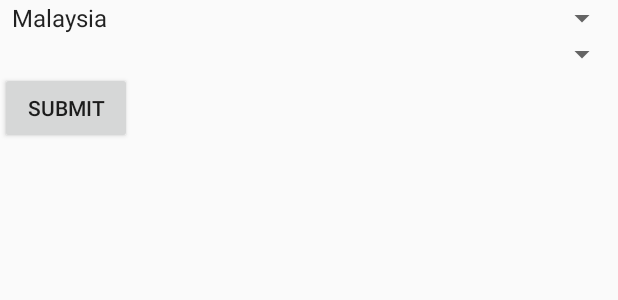
After one commit to iarlenaquiles/EstudoAndroid, an Android app: the layout activity_spinner.xml on its own in the app's theme, with its tools: preview values and no code run, on a phone screen of 412 x 824 dp. The commit adds this screen. Shown: the top 300 px of the screen. Run offline under Robolectric (Android 15) with nearby library versions, the phone set to English and light mode, and no system bars.

Commit message:
Criando a activity spinner

```diff
--- a/app/src/main/AndroidManifest.xml
+++ b/app/src/main/AndroidManifest.xml
@@ -31,6 +31,10 @@
         <activity
             android:name=".AutoCompleteActivity"
             android:label="@string/title_activity_auto_complete"
+            android:theme="@style/AppTheme.NoActionBar" />
+        <activity
+            android:name=".SpinnerActivity"
+            android:label="@string/title_activity_spinner"
             android:theme="@style/AppTheme.NoActionBar"></activity>
     </application>
 
--- a/app/src/main/res/layout/activity_main.xml
+++ b/app/src/main/res/layout/activity_main.xml
@@ -34,6 +34,12 @@
             android:layout_height="wrap_content"
             android:text="Auto Complete" />
 
+        <Button
+            android:id="@+id/btnSpinner"
+            android:layout_width="385dp"
+            android:layout_height="wrap_content"
+            android:text="Spinner" />
+
     </LinearLayout>
 
 </android.support.constraint.ConstraintLayout>
--- /dev/null
+++ b/app/src/main/res/layout/activity_spinner.xml
@@ -0,0 +1,25 @@
+<?xml version="1.0" encoding="utf-8"?>
+<LinearLayout xmlns:android="http://schemas.android.com/apk/res/android"
+    android:layout_width="fill_parent"
+    android:layout_height="fill_parent"
+    android:orientation="vertical" >
+
+    <Spinner
+        android:id="@+id/spinner1"
+        android:layout_width="match_parent"
+        android:layout_height="wrap_content"
+        android:entries="@array/country_arrays"
+        android:prompt="@string/country_prompt" />
+
+    <Spinner
+        android:id="@+id/spinner2"
+        android:layout_width="match_parent"
+        android:layout_height="wrap_content" />
+
+    <Button
+        android:id="@+id/btnSubmit"
+        android:layout_width="wrap_content"
+        android:layout_height="wrap_content"
+        android:text="Submit" />
+
+</LinearLayout>
--- a/app/src/main/res/values/strings.xml
+++ b/app/src/main/res/values/strings.xml
@@ -11,4 +11,17 @@
     <string name="enter_text">text changes</string>
     <string name="title_activity_list">ListActivity</string>
     <string name="title_activity_auto_complete">AutoCompleteActivity</string>
+    <string name="title_activity_spinner">SpinnerActivity</string>
+
+    <string name="country_prompt">Choose a country</string>
+    <string-array name="country_arrays">
+        <item>Malaysia</item>
+        <item>United States</item>
+        <item>Indonesia</item>
+        <item>France</item>
+        <item>Italy</item>
+        <item>Singapore</item>
+        <item>New Zealand</item>
+        <item>India</item>
+    </string-array>
 </resources>
```
Also changed, not shown: app/src/main/java/Listener/CustomOnItemSelectedListener.java (added, +21 -0 lines), app/src/main/java/com/example/iarlenaquiles/estudoandroid/MainActivity.java (+13 -0 lines), app/src/main/java/com/example/iarlenaquiles/estudoandroid/SpinnerActivity.java (added, +64 -0 lines), app/src/main/res/layout/content_spinner.xml (added, +11 -0 lines).
